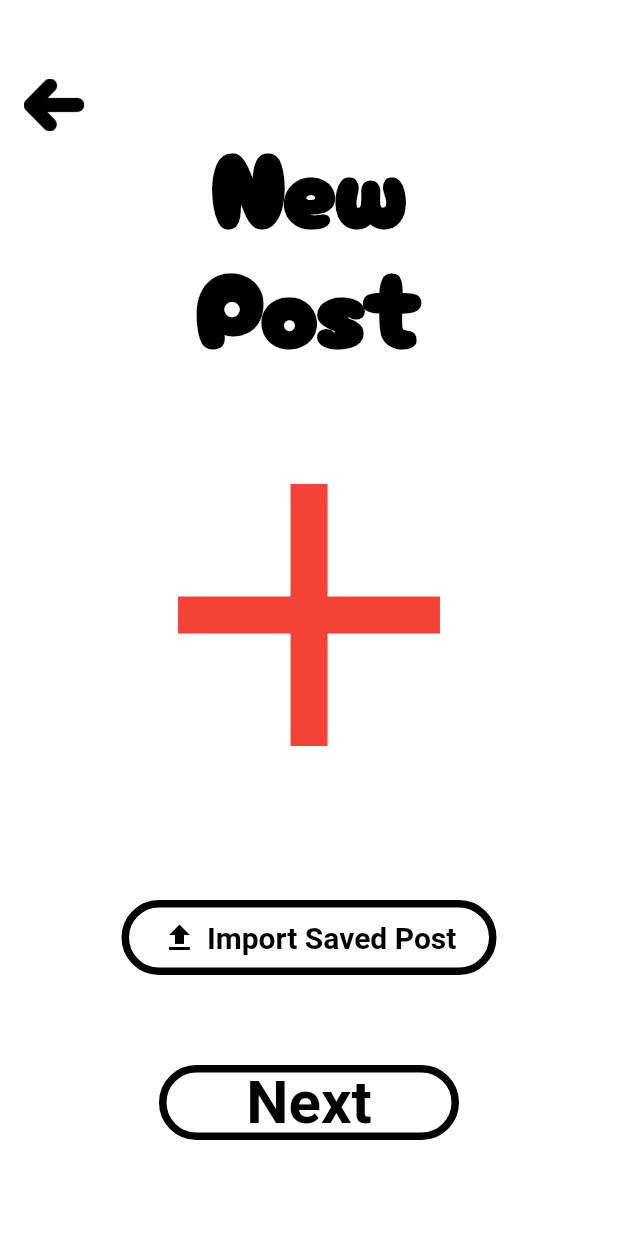
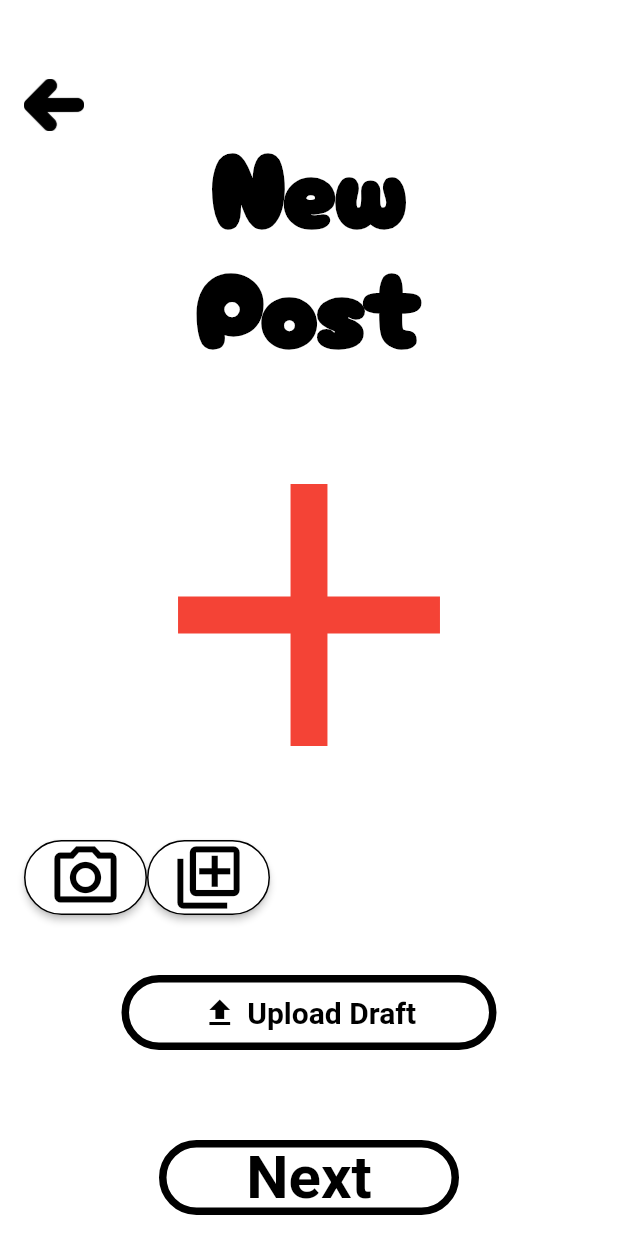
Before and after one commit to LionelQuintanilla/CECS_491A_Senior_Project, a Flutter app: the CreatePost screen opened directly, on a phone screen of 412 x 824 dp. Run offline on Flutter 3.47's test engine with Material 2 defaults, Android fonts, the light colour scheme and no system bars; our stand-ins replace firebase_auth, firebase_core, lottie; missing offline and left inert: flutter_overlay_loader; accounts and stored records are empty.

Commit message:
Create_post added the two buttons
-Added the two different buttons into the screen, still need to align them and give them functionality using the camera for the device

```diff
--- a/firebasetest/lib/screens/create_post.dart
+++ b/firebasetest/lib/screens/create_post.dart
@@ -88,6 +88,43 @@ class _CreatePost extends State<CreatePost>{
                         ),
                             alignment: Alignment.center
                   ),
+                  Row(
+                    children: [
+                      ElevatedButton(
+                        onPressed: (){},
+                        style: ElevatedButton.styleFrom(
+                            backgroundColor : Colors.white,
+                            shape: RoundedRectangleBorder(
+                              borderRadius: BorderRadius.circular(40),
+                              side: const BorderSide(color: Colors.black),
+                            )
+                        ),
+                        child: const Icon(
+                          Icons.camera_alt_outlined,
+                          color: Colors.black,
+                          size: 50,
+
+                        ),
+                      ),
+                      ElevatedButton(
+                        onPressed: (){},
+                        style: ElevatedButton.styleFrom(
+                            backgroundColor : Colors.white,
+                            shape: RoundedRectangleBorder(
+                              borderRadius: BorderRadius.circular(40),
+                              side: const BorderSide(color: Colors.black),
+                            )
+                        ),
+                        child: const Icon(
+                          Icons.add_to_photos_outlined,
+                          color: Colors.black,
+                          size: 50,
+
+                        ),
+                      ),
+                    ],
+                  ),
+
                   const SizedBox(height: 40),
                   Container(
                       child: Align(
@@ -101,7 +138,7 @@ class _CreatePost extends State<CreatePost>{
                               Icons.upload,
                               size: 24.0,
                             ),
-                            label: const Text('Import Saved Post'),
+                            label: const Text('Upload Draft'),
                             style: OutlinedButton.styleFrom(
                               //Button size in order to take up the whole screen
                               minimumSize: const Size.fromHeight(100),
```
